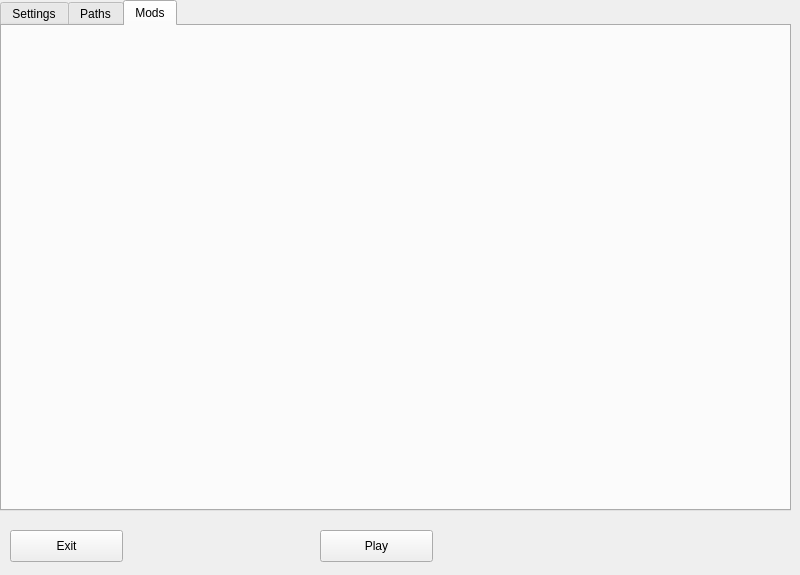
Above: tools/launcher/launcherwindow.ui from OpenApoc/OpenApoc before the change. Below: the same form after it.
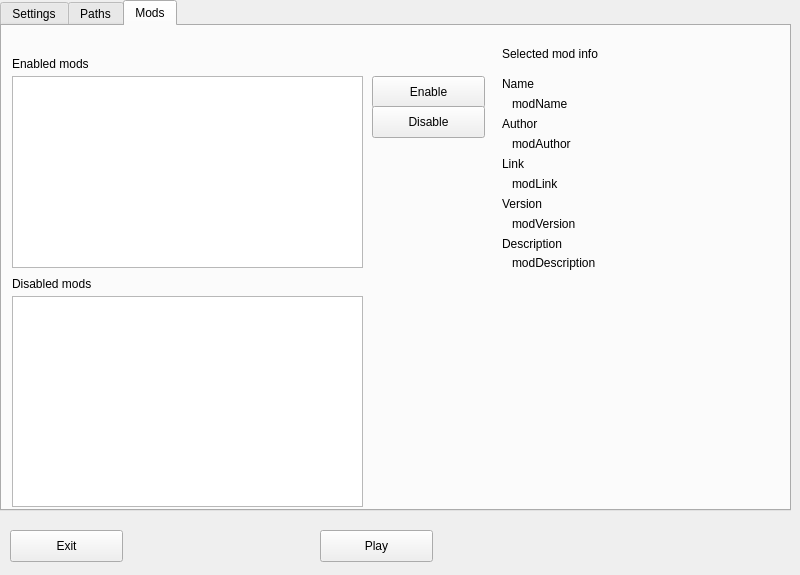
That is the form after the change. The open tabs and pages were chosen to show the change.

Commit message: Add initial mod selection UI to launcher

The edit to the form file:
```diff
--- a/tools/launcher/launcherwindow.ui
+++ b/tools/launcher/launcherwindow.ui
@@ -187,6 +187,233 @@
      <attribute name="title">
       <string>Mods</string>
      </attribute>
+     <widget class="QListWidget" name="enabledModsList">
+      <property name="geometry">
+       <rect>
+        <x>10</x>
+        <y>50</y>
+        <width>351</width>
+        <height>192</height>
+       </rect>
+      </property>
+      <property name="dragEnabled">
+       <bool>true</bool>
+      </property>
+      <property name="dragDropMode">
+       <enum>QAbstractItemView::InternalMove</enum>
+      </property>
+     </widget>
+     <widget class="QLabel" name="label">
+      <property name="geometry">
+       <rect>
+        <x>10</x>
+        <y>30</y>
+        <width>251</width>
+        <height>16</height>
+       </rect>
+      </property>
+      <property name="text">
+       <string>Enabled mods</string>
+      </property>
+     </widget>
+     <widget class="QLabel" name="label_2">
+      <property name="geometry">
+       <rect>
+        <x>10</x>
+        <y>250</y>
+        <width>251</width>
+        <height>16</height>
+       </rect>
+      </property>
+      <property name="text">
+       <string>Disabled mods</string>
+      </property>
+     </widget>
+     <widget class="QPushButton" name="enableButton">
+      <property name="geometry">
+       <rect>
+        <x>370</x>
+        <y>50</y>
+        <width>113</width>
+        <height>32</height>
+       </rect>
+      </property>
+      <property name="text">
+       <string>Enable</string>
+      </property>
+     </widget>
+     <widget class="QPushButton" name="disableButton">
+      <property name="geometry">
+       <rect>
+        <x>370</x>
+        <y>80</y>
+        <width>113</width>
+        <height>32</height>
+       </rect>
+      </property>
+      <property name="text">
+       <string>Disable</string>
+      </property>
+     </widget>
+     <widget class="QLabel" name="nameLabel">
+      <property name="geometry">
+       <rect>
+        <x>500</x>
+        <y>50</y>
+        <width>59</width>
+        <height>16</height>
+       </rect>
+      </property>
+      <property name="text">
+       <string>Name</string>
+      </property>
+     </widget>
+     <widget class="QLabel" name="label_4">
+      <property name="geometry">
+       <rect>
+        <x>500</x>
+        <y>20</y>
+        <width>131</width>
+        <height>16</height>
+       </rect>
+      </property>
+      <property name="text">
+       <string>Selected mod info</string>
+      </property>
+     </widget>
+     <widget class="QLabel" name="modName">
+      <property name="geometry">
+       <rect>
+        <x>510</x>
+        <y>70</y>
+        <width>271</width>
+        <height>16</height>
+       </rect>
+      </property>
+      <property name="text">
+       <string>modName</string>
+      </property>
+     </widget>
+     <widget class="QLabel" name="authorLabel">
+      <property name="geometry">
+       <rect>
+        <x>500</x>
+        <y>90</y>
+        <width>59</width>
+        <height>16</height>
+       </rect>
+      </property>
+      <property name="text">
+       <string>Author</string>
+      </property>
+     </widget>
+     <widget class="QLabel" name="modAuthor">
+      <property name="geometry">
+       <rect>
+        <x>510</x>
+        <y>110</y>
+        <width>271</width>
+        <height>16</height>
+       </rect>
+      </property>
+      <property name="text">
+       <string>modAuthor</string>
+      </property>
+     </widget>
+     <widget class="QLabel" name="linkLabel">
+      <property name="geometry">
+       <rect>
+        <x>500</x>
+        <y>130</y>
+        <width>59</width>
+        <height>16</height>
+       </rect>
+      </property>
+      <property name="text">
+       <string>Link</string>
+      </property>
+     </widget>
+     <widget class="QLabel" name="modLink">
+      <property name="geometry">
+       <rect>
+        <x>510</x>
+        <y>150</y>
+        <width>271</width>
+        <height>16</height>
+       </rect>
+      </property>
+      <property name="text">
+       <string>modLink</string>
+      </property>
+     </widget>
+     <widget class="QLabel" name="descriptionLabel">
+      <property name="geometry">
+       <rect>
+        <x>500</x>
+        <y>210</y>
+        <width>111</width>
+        <height>16</height>
+       </rect>
+      </property>
+      <property name="text">
+       <string>Description</string>
+      </property>
+     </widget>
+     <widget class="QLabel" name="modDescription">
+      <property name="geometry">
+       <rect>
+        <x>510</x>
+        <y>230</y>
+        <width>271</width>
+        <height>131</height>
+       </rect>
+      </property>
+      <property name="text">
+       <string>modDescription</string>
+      </property>
+      <property name="alignment">
+       <set>Qt::AlignLeading|Qt::AlignLeft|Qt::AlignTop</set>
+      </property>
+      <property name="wordWrap">
+       <bool>true</bool>
+      </property>
+     </widget>
+     <widget class="QListWidget" name="disabledModsList">
+      <property name="geometry">
+       <rect>
+        <x>10</x>
+        <y>270</y>
+        <width>351</width>
+        <height>211</height>
+       </rect>
+      </property>
+     </widget>
+     <widget class="QLabel" name="versionLabel">
+      <property name="geometry">
+       <rect>
+        <x>500</x>
+        <y>170</y>
+        <width>59</width>
+        <height>16</height>
+       </rect>
+      </property>
+      <property name="text">
+       <string>Version</string>
+      </property>
+     </widget>
+     <widget class="QLabel" name="modVersion">
+      <property name="geometry">
+       <rect>
+        <x>510</x>
+        <y>190</y>
+        <width>271</width>
+        <height>16</height>
+       </rect>
+      </property>
+      <property name="text">
+       <string>modVersion</string>
+      </property>
+     </widget>
     </widget>
    </widget>
    <widget class="QPushButton" name="playButton">
```
Left out of the diff: 2 changed lines with no effect on the pictures. The commit also changes 2 other files.
